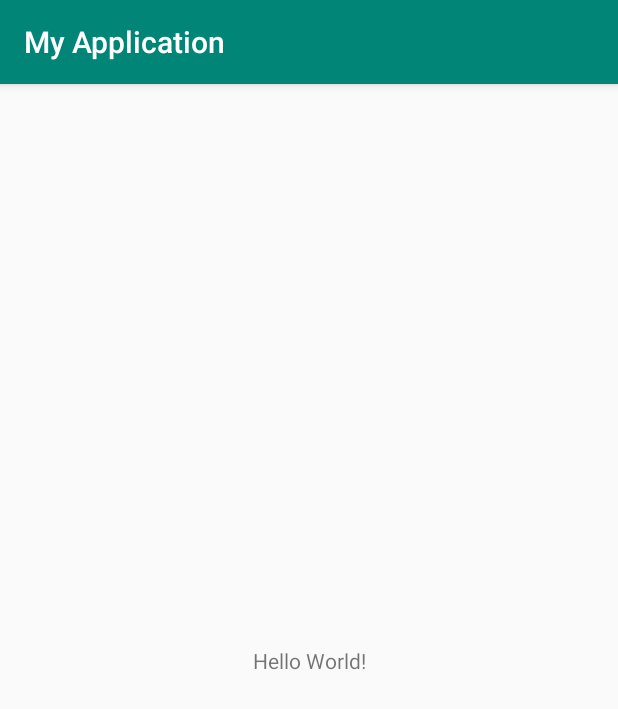
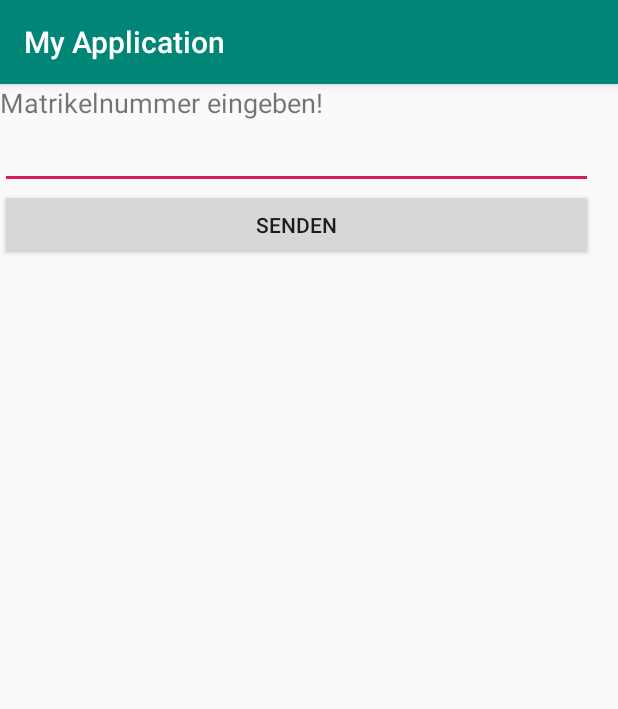
Before and after one commit to christiantr/SE2_Einzelabgabe_TrudenC, an Android app: the screen it shows after launch (MainActivity), on a phone screen of 412 x 824 dp. Shown: the top 709 px of the screen. Run offline under Robolectric (Android 15) with nearby library versions, the phone set to English and light mode, and no system bars.

Commit message:
UI defined

```diff
--- a/app/src/main/AndroidManifest.xml
+++ b/app/src/main/AndroidManifest.xml
@@ -1,6 +1,6 @@
 <?xml version="1.0" encoding="utf-8"?>
 <manifest xmlns:android="http://schemas.android.com/apk/res/android"
-    package="com.example.myapplication" >
+    package="com.example.myapplication">
 
     <application
         android:allowBackup="true"
@@ -8,8 +8,8 @@
         android:label="@string/app_name"
         android:roundIcon="@mipmap/ic_launcher_round"
         android:supportsRtl="true"
-        android:theme="@style/AppTheme" >
-        <activity android:name=".MainActivity" >
+        android:theme="@style/AppTheme">
+        <activity android:name=".MainActivity">
             <intent-filter>
                 <action android:name="android.intent.action.MAIN" />
 
--- a/app/src/main/res/layout/activity_main.xml
+++ b/app/src/main/res/layout/activity_main.xml
@@ -1,19 +1,43 @@
 <?xml version="1.0" encoding="utf-8"?>
-<android.support.constraint.ConstraintLayout
-    xmlns:android="http://schemas.android.com/apk/res/android"
+<android.support.constraint.ConstraintLayout xmlns:android="http://schemas.android.com/apk/res/android"
+    xmlns:app="http://schemas.android.com/apk/res-auto"
     xmlns:tools="http://schemas.android.com/tools"
-    xmlns:app="http://schemas.android.com/apk/res-auto"
     android:layout_width="match_parent"
     android:layout_height="match_parent"
     tools:context=".MainActivity">
 
-    <TextView
-        android:layout_width="wrap_content"
-        android:layout_height="wrap_content"
-        android:text="Hello World!"
-        app:layout_constraintBottom_toBottomOf="parent"
-        app:layout_constraintLeft_toLeftOf="parent"
-        app:layout_constraintRight_toRightOf="parent"
-        app:layout_constraintTop_toTopOf="parent" />
+    <LinearLayout
+        android:layout_width="395dp"
+        android:layout_height="718dp"
+        android:orientation="vertical"
+        tools:layout_editor_absoluteX="8dp"
+        tools:layout_editor_absoluteY="5dp">
 
+        <TextView
+            android:id="@+id/textViewMatrikel"
+            android:layout_width="match_parent"
+            android:layout_height="wrap_content"
+            android:text="Matrikelnummer eingeben!"
+            android:textAllCaps="false"
+            android:textSize="18sp" />
+
+        <EditText
+            android:id="@+id/editTextMatrikel"
+            android:layout_width="match_parent"
+            android:layout_height="wrap_content"
+            android:ems="10"
+            android:inputType="number" />
+
+        <Button
+            android:id="@+id/buttonSend"
+            android:layout_width="match_parent"
+            android:layout_height="wrap_content"
+            android:text="Senden" />
+
+        <TextView
+            android:id="@+id/textViewResponse"
+            android:layout_width="match_parent"
+            android:layout_height="wrap_content"
+            android:textAllCaps="true" />
+    </LinearLayout>
 </android.support.constraint.ConstraintLayout>
--- a/app/src/main/res/mipmap-anydpi-v26/ic_launcher.xml
+++ b/app/src/main/res/mipmap-anydpi-v26/ic_launcher.xml
@@ -1,5 +1,5 @@
 <?xml version="1.0" encoding="utf-8"?>
 <adaptive-icon xmlns:android="http://schemas.android.com/apk/res/android">
-    <background android:drawable="@drawable/ic_launcher_background"/>
-    <foreground android:drawable="@drawable/ic_launcher_foreground"/>
+    <background android:drawable="@drawable/ic_launcher_background" />
+    <foreground android:drawable="@drawable/ic_launcher_foreground" />
 </adaptive-icon>
--- a/app/src/main/res/mipmap-anydpi-v26/ic_launcher_round.xml
+++ b/app/src/main/res/mipmap-anydpi-v26/ic_launcher_round.xml
@@ -1,5 +1,5 @@
 <?xml version="1.0" encoding="utf-8"?>
 <adaptive-icon xmlns:android="http://schemas.android.com/apk/res/android">
-    <background android:drawable="@drawable/ic_launcher_background"/>
-    <foreground android:drawable="@drawable/ic_launcher_foreground"/>
+    <background android:drawable="@drawable/ic_launcher_background" />
+    <foreground android:drawable="@drawable/ic_launcher_foreground" />
 </adaptive-icon>
```
Also changed, not shown: app/src/main/res/drawable-v24/ic_launcher_foreground.xml (+6 -6 lines), app/src/main/res/drawable/ic_launcher_background.xml (+166 -70 lines).
